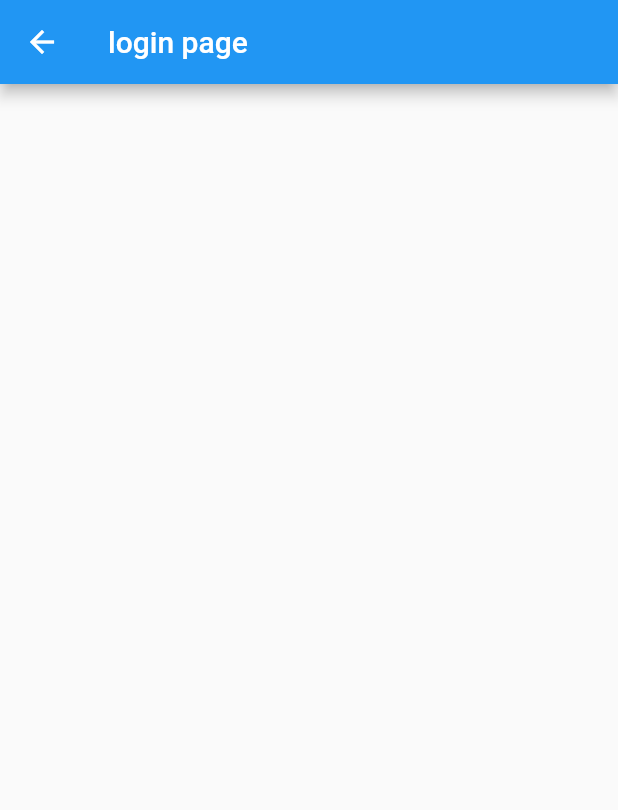
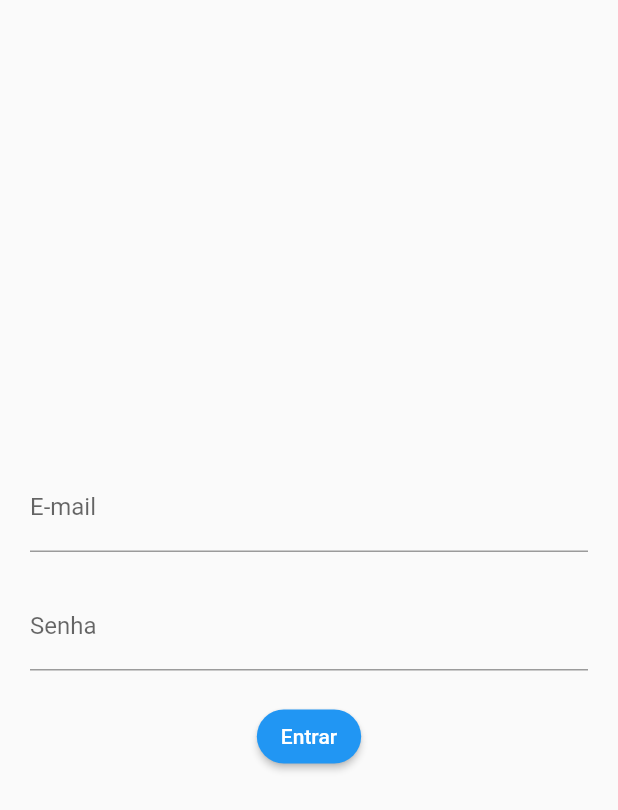
Before and after one commit to FilipeH14/friendly_payment, a Flutter app: the screen it shows after launch, on a phone screen of 412 x 824 dp. Shown: the top 810 px of the screen. Run offline on Flutter 3.47's test engine with Material 2 defaults, Android fonts, the phone set to English and light mode, and no system bars; our stand-ins replace dio, flutter_secure_storage, sqflite, sqflite_common, synchronized; accounts and stored records are empty.

Commit message:
creting button and textfield

```diff
--- /dev/null
+++ b/lib/app/core/widgets/friendly_button.dart
@@ -0,0 +1,18 @@
+import 'package:flutter/material.dart';
+
+class FriendlyButton extends StatelessWidget {
+  const FriendlyButton({super.key});
+
+  @override
+  Widget build(BuildContext context) {
+    return ElevatedButton(
+      style: ElevatedButton.styleFrom(
+        shape: RoundedRectangleBorder(
+          borderRadius: BorderRadius.circular(20),
+        ),
+      ),
+      child: const Text('Entrar'),
+      onPressed: () {},
+    );
+  }
+}
--- /dev/null
+++ b/lib/app/core/widgets/friendly_input.dart
@@ -0,0 +1,19 @@
+import 'package:flutter/material.dart';
+
+class FriendlyInput extends StatelessWidget {
+  final String label;
+
+  const FriendlyInput({
+    required this.label,
+    super.key,
+  });
+
+  @override
+  Widget build(BuildContext context) {
+    return TextFormField(
+      decoration: InputDecoration(
+        labelText: label,
+      ),
+    );
+  }
+}
--- a/lib/app/modules/auth/login/login_page.dart
+++ b/lib/app/modules/auth/login/login_page.dart
@@ -1,4 +1,6 @@
 import 'package:flutter/material.dart';
+import 'package:friendly_payment/app/core/widgets/friendly_button.dart';
+import 'package:friendly_payment/app/core/widgets/friendly_input.dart';
 
 class LoginPage extends StatelessWidget {
   const LoginPage({super.key});
@@ -6,8 +8,35 @@ class LoginPage extends StatelessWidget {
   @override
   Widget build(BuildContext context) {
     return Scaffold(
-      appBar: AppBar(title: const Text('login page')),
-      body: Container(),
+      body: LayoutBuilder(
+        builder: (context, constrains) => SingleChildScrollView(
+          child: ConstrainedBox(
+            constraints: BoxConstraints(
+              minHeight: constrains.maxHeight,
+              minWidth: constrains.maxWidth,
+            ),
+            child: IntrinsicHeight(
+              child: Center(
+                child: Padding(
+                  padding: const EdgeInsets.symmetric(horizontal: 20),
+                  child: Form(
+                    child: Column(
+                      mainAxisAlignment: MainAxisAlignment.center,
+                      children: const [
+                        FriendlyInput(label: 'E-mail'),
+                        SizedBox(height: 20),
+                        FriendlyInput(label: 'Senha'),
+                        SizedBox(height: 20),
+                        FriendlyButton(),
+                      ],
+                    ),
+                  ),
+                ),
+              ),
+            ),
+          ),
+        ),
+      ),
     );
   }
 }
```
Also changed, not shown: 1 other file.
